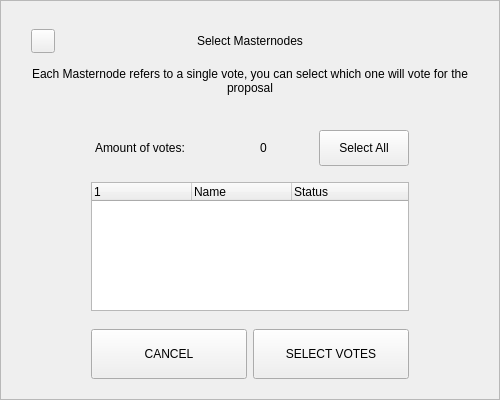
furszy/PIVX, file src/qt/pivx/forms/mnselectiondialog.ui: the form before one commit.
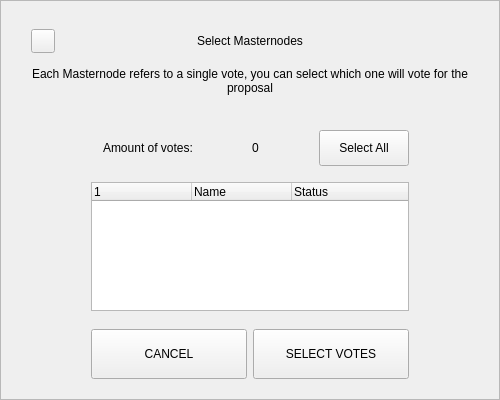
The form after the commit.

Commit message: [GUI] dark theme mnselectiondialog.

Diff of the .ui file:
```diff
--- a/src/qt/pivx/forms/mnselectiondialog.ui
+++ b/src/qt/pivx/forms/mnselectiondialog.ui
@@ -226,13 +226,13 @@
                 <number>4</number>
                </property>
                <property name="leftMargin">
-                <number>4</number>
+                <number>12</number>
                </property>
                <property name="topMargin">
                 <number>4</number>
                </property>
                <property name="rightMargin">
-                <number>4</number>
+                <number>12</number>
                </property>
                <property name="bottomMargin">
                 <number>4</number>
```
The commit also changes 3 other files.
